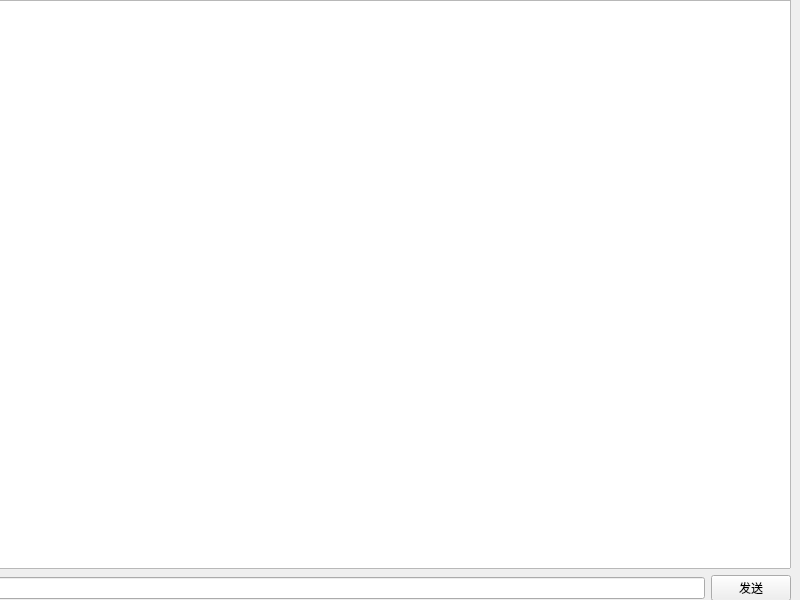
First picture: the form in TcpClient/tcpclient.ui, repository MILJY/Graduation-project, before the edit.
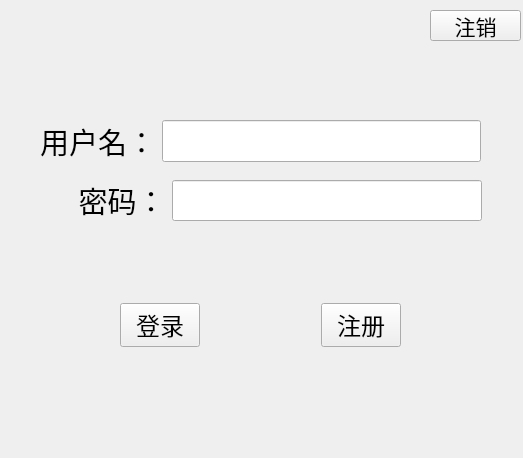
Second picture: the form after the edit.

Commit message: 完成注册功能，完成客户端和服务端之间消息的收发（待完成：判重，后期可更改UI）

```diff
--- a/TcpClient/tcpclient.ui
+++ b/TcpClient/tcpclient.ui
@@ -6,39 +6,181 @@
    <rect>
     <x>0</x>
     <y>0</y>
-    <width>800</width>
-    <height>600</height>
+    <width>523</width>
+    <height>458</height>
    </rect>
   </property>
   <property name="windowTitle">
    <string>TcpClient</string>
   </property>
+  <widget class="QPushButton" name="logout_btn">
+   <property name="geometry">
+    <rect>
+     <x>430</x>
+     <y>10</y>
+     <width>91</width>
+     <height>31</height>
+    </rect>
+   </property>
+   <property name="font">
+    <font>
+     <family>Agency FB</family>
+     <pointsize>16</pointsize>
+    </font>
+   </property>
+   <property name="text">
+    <string>注销</string>
+   </property>
+  </widget>
   <widget class="QWidget" name="">
    <property name="geometry">
     <rect>
-     <x>-10</x>
-     <y>0</y>
-     <width>801</width>
-     <height>601</height>
+     <x>5</x>
+     <y>290</y>
+     <width>511</width>
+     <height>71</height>
     </rect>
    </property>
-   <layout class="QVBoxLayout" name="verticalLayout_2">
+   <layout class="QHBoxLayout" name="horizontalLayout_3">
     <item>
-     <widget class="QTextEdit" name="textEdit"/>
+     <spacer name="horizontalSpacer">
+      <property name="orientation">
+       <enum>Qt::Horizontal</enum>
+      </property>
+      <property name="sizeHint" stdset="0">
+       <size>
+        <width>40</width>
+        <height>20</height>
+       </size>
+      </property>
+     </spacer>
     </item>
     <item>
-     <layout class="QHBoxLayout" name="horizontalLayout">
-      <item>
-       <widget class="QLineEdit" name="lineEdit"/>
-      </item>
-      <item>
-       <widget class="QPushButton" name="send_msg">
-        <property name="text">
-         <string>发送</string>
-        </property>
-       </widget>
-      </item>
-     </layout>
+     <widget class="QPushButton" name="login_btn">
+      <property name="font">
+       <font>
+        <family>Agency FB</family>
+        <pointsize>18</pointsize>
+       </font>
+      </property>
+      <property name="text">
+       <string>登录</string>
+      </property>
+     </widget>
+    </item>
+    <item>
+     <spacer name="horizontalSpacer_2">
+      <property name="orientation">
+       <enum>Qt::Horizontal</enum>
+      </property>
+      <property name="sizeHint" stdset="0">
+       <size>
+        <width>40</width>
+        <height>20</height>
+       </size>
+      </property>
+     </spacer>
+    </item>
+    <item>
+     <widget class="QPushButton" name="register_btn">
+      <property name="font">
+       <font>
+        <family>Agency FB</family>
+        <pointsize>18</pointsize>
+       </font>
+      </property>
+      <property name="text">
+       <string>注册</string>
+      </property>
+     </widget>
+    </item>
+    <item>
+     <spacer name="horizontalSpacer_3">
+      <property name="orientation">
+       <enum>Qt::Horizontal</enum>
+      </property>
+      <property name="sizeHint" stdset="0">
+       <size>
+        <width>40</width>
+        <height>20</height>
+       </size>
+      </property>
+     </spacer>
+    </item>
+   </layout>
+  </widget>
+  <widget class="QWidget" name="">
+   <property name="geometry">
+    <rect>
+     <x>40</x>
+     <y>120</y>
+     <width>441</width>
+     <height>42</height>
+    </rect>
+   </property>
+   <layout class="QHBoxLayout" name="horizontalLayout">
+    <item>
+     <widget class="QLabel" name="text_name">
+      <property name="font">
+       <font>
+        <family>Agency FB</family>
+        <pointsize>22</pointsize>
+       </font>
+      </property>
+      <property name="text">
+       <string>用户名：</string>
+      </property>
+     </widget>
+    </item>
+    <item>
+     <widget class="QLineEdit" name="edit_name">
+      <property name="font">
+       <font>
+        <family>Agency FB</family>
+        <pointsize>22</pointsize>
+        <weight>75</weight>
+        <bold>true</bold>
+       </font>
+      </property>
+     </widget>
+    </item>
+   </layout>
+  </widget>
+  <widget class="QWidget" name="">
+   <property name="geometry">
+    <rect>
+     <x>41</x>
+     <y>180</y>
+     <width>441</width>
+     <height>41</height>
+    </rect>
+   </property>
+   <layout class="QHBoxLayout" name="horizontalLayout_2">
+    <item>
+     <widget class="QLabel" name="text_password">
+      <property name="font">
+       <font>
+        <family>Agency FB</family>
+        <pointsize>22</pointsize>
+       </font>
+      </property>
+      <property name="text">
+       <string>     密码：</string>
+      </property>
+     </widget>
+    </item>
+    <item>
+     <widget class="QLineEdit" name="edit_password">
+      <property name="font">
+       <font>
+        <family>Agency FB</family>
+        <pointsize>18</pointsize>
+       </font>
+      </property>
+      <property name="echoMode">
+       <enum>QLineEdit::Password</enum>
+      </property>
+     </widget>
     </item>
    </layout>
   </widget>
```
The commit also changes 10 other files.
